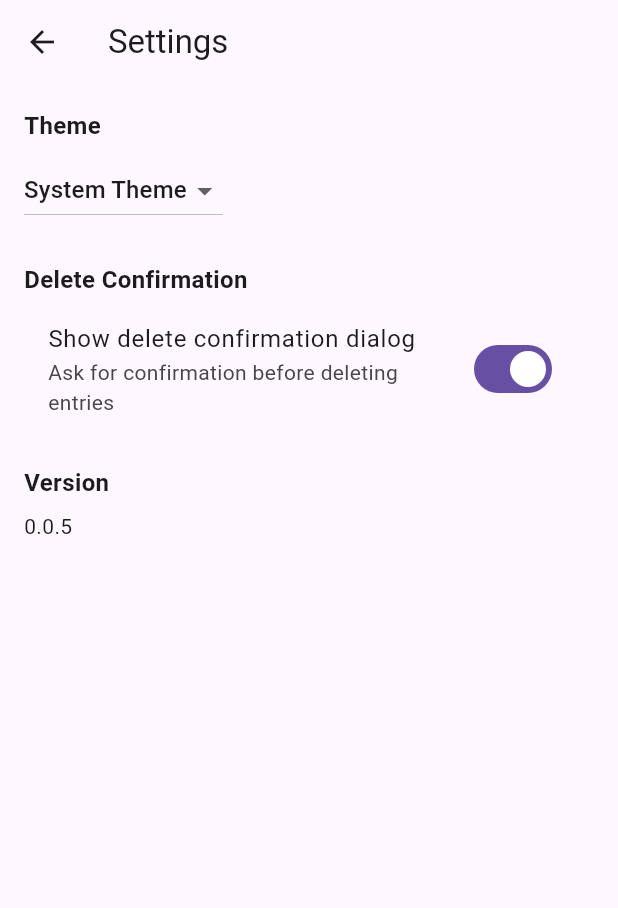
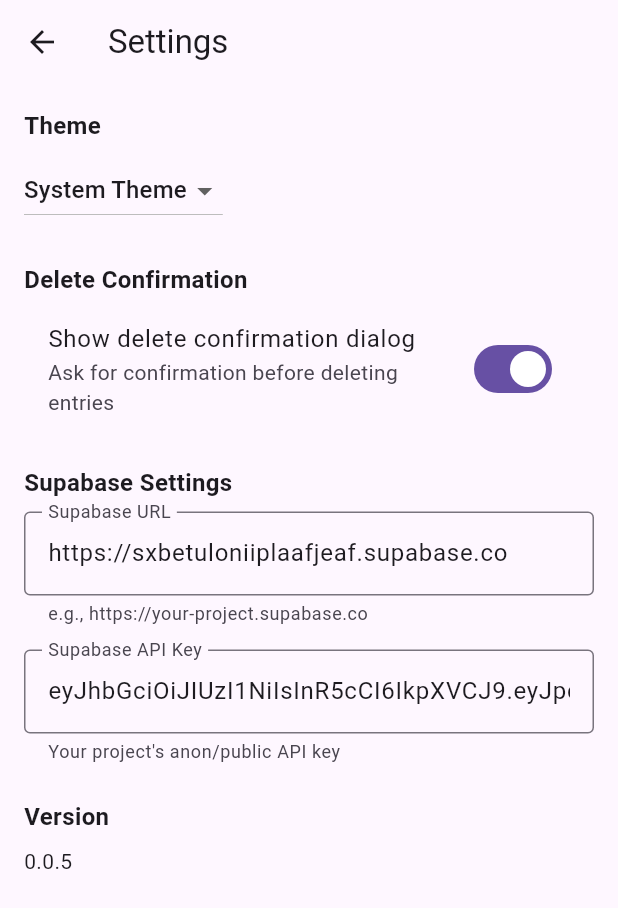
Before and after one commit to ikidd/SilageTracker, a Flutter app: the screen it shows after launch, after a tap on "Settings", on a phone screen of 412 x 824 dp. Shown: the top 908 px of the screen. Run offline on Flutter 3.47's test engine with Material 3 defaults, Android fonts, the phone set to English and light mode, and no system bars; our stand-ins replace shared_preferences, supabase_flutter; accounts and stored records are empty; generated files the repository leaves out were written again.

Commit message:
feat: Add configurable Supabase URL and API key settings

```diff
--- a/lib/src/app.dart
+++ b/lib/src/app.dart
@@ -29,9 +29,13 @@
   @override
   void initState() {
     super.initState();
+    _initSupabase();
+  }
+
+  Future<void> _initSupabase() async {
     _supabaseClient = SupabaseClient(
-      'https://sxbetuloniiplaafjeaf.supabase.co',
-      'eyJhbGciOiJIUzI1NiIsInR5cCI6IkpXVCJ9.eyJpc3MiOiJzdXBhYmFzZSIsInJlZiI6InN4YmV0dWxvbmlpcGxhYWZqZWFmIiwicm9sZSI6ImFub24iLCJpYXQiOjE3Mzg1MzcxNjgsImV4cCI6MjA1NDExMzE2OH0.GD3M_4BEm80dKCvjJxgm_D_dKialG0NiVO2FjS1Vka4',
+      widget.settingsController.supabaseUrl,
+      widget.settingsController.supabaseKey,
     );
     _connectivityService = ConnectivityService(_supabaseClient);
   }
--- a/lib/src/settings/settings_controller.dart
+++ b/lib/src/settings/settings_controller.dart
@@ -13,21 +13,33 @@
   // Make SettingsService a private variable so it is not used directly.
   final SettingsService _settingsService;
 
-  // Make ThemeMode a private variable so it is not updated directly without
-  // also persisting the changes with the SettingsService.
   late ThemeMode _themeMode;
+  late bool _showDeleteConfirmation;
+  late String _supabaseUrl;
+  late String _supabaseKey;
 
-  // Make showDeleteConfirmation a private variable
-  late bool _showDeleteConfirmation;
+  ThemeMode get themeMode => _themeMode;
+  bool get showDeleteConfirmation => _showDeleteConfirmation;
+  String get supabaseUrl => _supabaseUrl;
+  String get supabaseKey => _supabaseKey;
+  String get version => '0.0.5';
 
-  // Allow Widgets to read the user's preferred ThemeMode.
-  ThemeMode get themeMode => _themeMode;
+  // Function to validate Supabase URL
+  bool isValidSupabaseUrl(String url) {
+    try {
+      final uri = Uri.parse(url);
+      return uri.isScheme('https') && uri.host.contains('supabase');
+    } catch (_) {
+      return false;
+    }
+  }
 
-  // Allow Widgets to read the delete confirmation setting
-  bool get showDeleteConfirmation => _showDeleteConfirmation;
-
-  // Get the application version
-  String get version => '0.0.5';
+  // Function to validate Supabase key
+  bool isValidSupabaseKey(String key) {
+    // Basic JWT format validation
+    final parts = key.split('.');
+    return parts.length == 3 && key.length > 50;
+  }
 
   /// Load the user's settings from the SettingsService. It may load from a
   /// local database or the internet. The controller only knows it can load the
@@ -36,9 +48,37 @@
     await _settingsService.init();
     _themeMode = await _settingsService.themeMode();
     _showDeleteConfirmation = await _settingsService.showDeleteConfirmation();
+    _supabaseUrl = await _settingsService.supabaseUrl();
+    _supabaseKey = await _settingsService.supabaseKey();
 
     // Important! Inform listeners a change has occurred.
     notifyListeners();
+  }
+
+  /// Update and persist the Supabase URL
+  Future<void> updateSupabaseUrl(String url) async {
+    if (!isValidSupabaseUrl(url)) {
+      throw FormatException('Invalid Supabase URL format');
+    }
+
+    if (url == _supabaseUrl) return;
+
+    _supabaseUrl = url;
+    notifyListeners();
+    await _settingsService.updateSupabaseUrl(url);
+  }
+
+  /// Update and persist the Supabase key
+  Future<void> updateSupabaseKey(String key) async {
+    if (!isValidSupabaseKey(key)) {
+      throw FormatException('Invalid Supabase key format');
+    }
+
+    if (key == _supabaseKey) return;
+
+    _supabaseKey = key;
+    notifyListeners();
+    await _settingsService.updateSupabaseKey(key);
   }
 
   /// Update and persist the ThemeMode based on the user's selection.
--- a/lib/src/settings/settings_service.dart
+++ b/lib/src/settings/settings_service.dart
@@ -5,11 +5,36 @@
 class SettingsService {
   static const String _themeModeKey = 'themeMode';
   static const String _showDeleteConfirmKey = 'showDeleteConfirm';
+  static const String _supabaseUrlKey = 'supabaseUrl';
+  static const String _supabaseKeyKey = 'supabaseKey';
+  static const String _defaultSupabaseUrl = 'https://sxbetuloniiplaafjeaf.supabase.co';
+  static const String _defaultSupabaseKey = 'eyJhbGciOiJIUzI1NiIsInR5cCI6IkpXVCJ9.eyJpc3MiOiJzdXBhYmFzZSIsInJlZiI6InN4YmV0dWxvbmlpcGxhYWZqZWFmIiwicm9sZSI6ImFub24iLCJpYXQiOjE3Mzg1MzcxNjgsImV4cCI6MjA1NDExMzE2OH0.GD3M_4BEm80dKCvjJxgm_D_dKialG0NiVO2FjS1Vka4';
+
   late final SharedPreferences _prefs;
 
   /// Initialize the settings service
   Future<void> init() async {
     _prefs = await SharedPreferences.getInstance();
+  }
+
+  /// Get the Supabase URL
+  Future<String> supabaseUrl() async {
+    return _prefs.getString(_supabaseUrlKey) ?? _defaultSupabaseUrl;
+  }
+
+  /// Update the Supabase URL
+  Future<void> updateSupabaseUrl(String url) async {
+    await _prefs.setString(_supabaseUrlKey, url);
+  }
+
+  /// Get the Supabase API key
+  Future<String> supabaseKey() async {
+    return _prefs.getString(_supabaseKeyKey) ?? _defaultSupabaseKey;
+  }
+
+  /// Update the Supabase API key
+  Future<void> updateSupabaseKey(String key) async {
+    await _prefs.setString(_supabaseKeyKey, key);
   }
 
   /// Loads the User's preferred ThemeMode from local storage.
--- a/lib/src/settings/settings_view.dart
+++ b/lib/src/settings/settings_view.dart
@@ -6,13 +6,18 @@
 ///
 /// When a user changes a setting, the SettingsController is updated and
 /// Widgets that listen to the SettingsController are rebuilt.
-class SettingsView extends StatelessWidget {
+class SettingsView extends StatefulWidget {
   const SettingsView({super.key, required this.controller});
 
   static const routeName = '/settings';
 
   final SettingsController controller;
 
+  @override
+  State<SettingsView> createState() => _SettingsViewState();
+}
+
+class _SettingsViewState extends State<SettingsView> {
   @override
   Widget build(BuildContext context) {
     return Scaffold(
@@ -28,8 +33,8 @@
             const Text('Theme', style: TextStyle(fontSize: 16, fontWeight: FontWeight.bold)),
             const SizedBox(height: 8),
             DropdownButton<ThemeMode>(
-              value: controller.themeMode,
-              onChanged: controller.updateThemeMode,
+              value: widget.controller.themeMode,
+              onChanged: widget.controller.updateThemeMode,
               items: const [
                 DropdownMenuItem(
                   value: ThemeMode.system,
@@ -52,14 +57,67 @@
             SwitchListTile(
               title: const Text('Show delete confirmation dialog'),
               subtitle: const Text('Ask for confirmation before deleting entries'),
-              value: controller.showDeleteConfirmation,
-              onChanged: controller.updateShowDeleteConfirmation,
+              value: widget.controller.showDeleteConfirmation,
+              onChanged: widget.controller.updateShowDeleteConfirmation,
+            ),
+            const SizedBox(height: 24),
+            // Supabase settings
+            const Text('Supabase Settings', style: TextStyle(fontSize: 16, fontWeight: FontWeight.bold)),
+            const SizedBox(height: 8),
+            TextField(
+              controller: TextEditingController(text: widget.controller.supabaseUrl),
+              decoration: const InputDecoration(
+                labelText: 'Supabase URL',
+                border: OutlineInputBorder(),
+                helperText: 'e.g., https://your-project.supabase.co',
+              ),
+              onSubmitted: (value) async {
+                try {
+                  await widget.controller.updateSupabaseUrl(value);
+                  if (mounted) {
+                    ScaffoldMessenger.of(context).showSnackBar(
+                      const SnackBar(content: Text('Supabase URL updated. Please restart the app.')),
+                    );
+                  }
+                } catch (e) {
+                  if (mounted) {
+                    ScaffoldMessenger.of(context).showSnackBar(
+                      SnackBar(content: Text('Error: $e')),
+                    );
+                  }
+                }
+              },
+            ),
+            const SizedBox(height: 16),
+            TextField(
+              controller: TextEditingController(text: widget.controller.supabaseKey),
+              decoration: const InputDecoration(
+                labelText: 'Supabase API Key',
+                border: OutlineInputBorder(),
+                helperText: 'Your project\'s anon/public API key',
+              ),
+              onSubmitted: (value) async {
+                try {
+                  await widget.controller.updateSupabaseKey(value);
+                  if (mounted) {
+                    ScaffoldMessenger.of(context).showSnackBar(
+                      const SnackBar(content: Text('Supabase API key updated. Please restart the app.')),
+                    );
+                  }
+                } catch (e) {
+                  if (mounted) {
+                    ScaffoldMessenger.of(context).showSnackBar(
+                      SnackBar(content: Text('Error: $e')),
+                    );
+                  }
+                }
+              },
             ),
             const SizedBox(height: 24),
             // Version information
             const Text('Version', style: TextStyle(fontSize: 16, fontWeight: FontWeight.bold)),
             const SizedBox(height: 8),
-            Text(controller.version),
+            Text(widget.controller.version),
           ],
         ),
       ),
```
